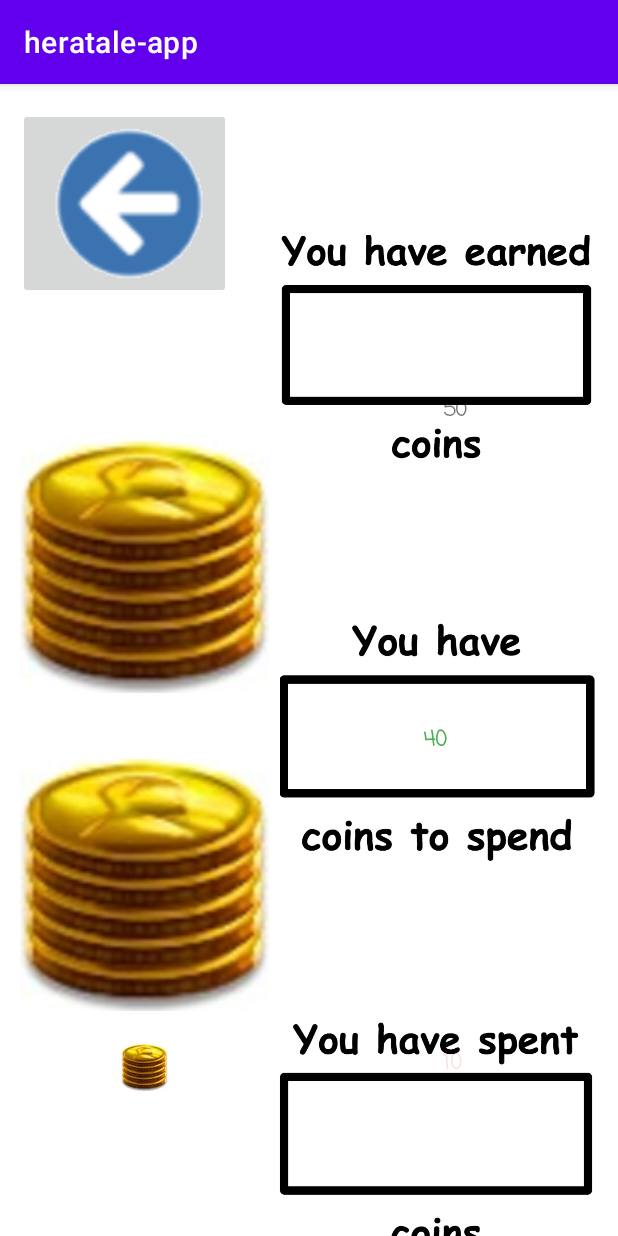
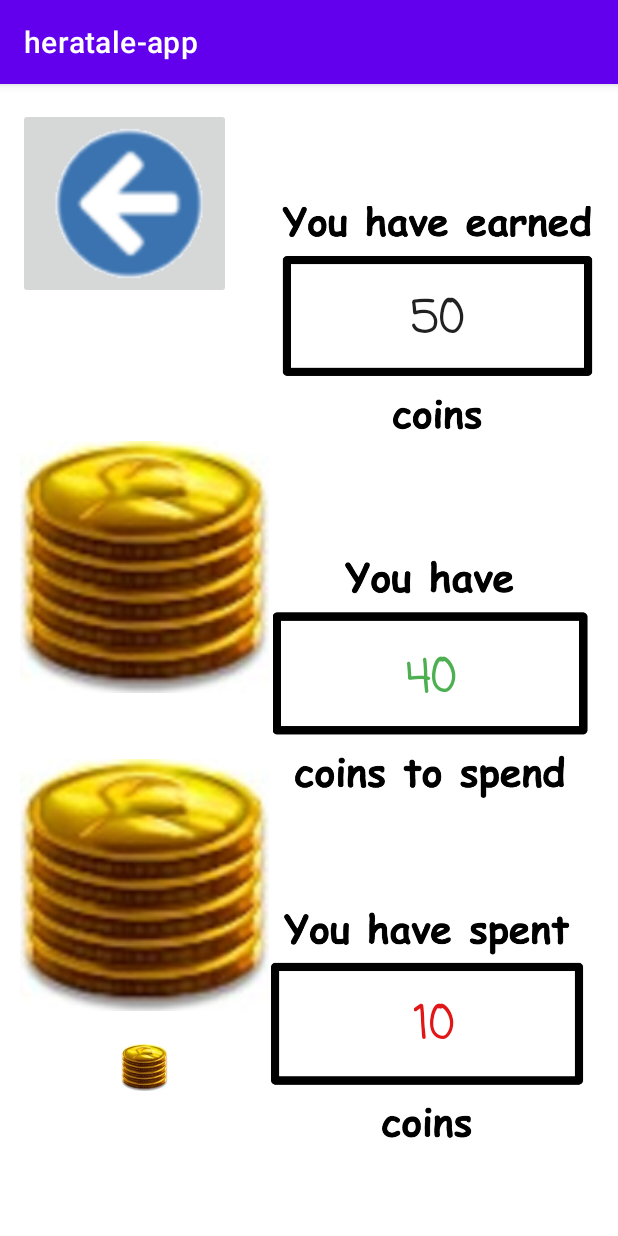
Before and after one commit to Shrenil19/BrainyPhonics, an Android app: the PiggyBank screen opened directly, with no data from a screen before it, on a phone screen of 412 x 824 dp. Run offline under Robolectric (Android 15) with nearby library versions, the phone set to English and light mode, and no system bars.

Commit message:
changing constraints on piggybank screen

```diff
--- a/app/src/main/res/layout/activity_piggy_bank.xml
+++ b/app/src/main/res/layout/activity_piggy_bank.xml
@@ -28,33 +28,30 @@
         android:id="@+id/imageView"
         android:layout_width="210dp"
         android:layout_height="167dp"
-        android:layout_marginBottom="47dp"
+        android:layout_marginBottom="24dp"
         android:layout_marginEnd="27dp"
         android:layout_marginLeft="264dp"
         android:layout_marginRight="27dp"
         android:layout_marginStart="264dp"
-        android:layout_marginTop="194dp"
+        android:layout_marginTop="50dp"
         app:layout_constraintBottom_toTopOf="@+id/imageView12"
         app:layout_constraintEnd_toEndOf="parent"
-        app:layout_constraintHorizontal_bias="0.877"
+        app:layout_constraintHorizontal_bias="0.866"
         app:layout_constraintStart_toStartOf="parent"
         app:layout_constraintTop_toTopOf="parent"
         app:srcCompat="@drawable/piggybank_earned" />
+
 
     <ImageView
         android:id="@+id/imageView12"
         android:layout_width="210dp"
         android:layout_height="167dp"
-        android:layout_marginBottom="59dp"
-        android:layout_marginEnd="27dp"
-        android:layout_marginLeft="264dp"
-        android:layout_marginRight="27dp"
-        android:layout_marginStart="264dp"
-        android:layout_marginTop="47dp"
+        android:layout_marginBottom="24dp"
+        android:layout_marginEnd="20dp"
+        android:layout_marginRight="20dp"
+        android:layout_marginTop="24dp"
         app:layout_constraintBottom_toTopOf="@+id/imageView13"
         app:layout_constraintEnd_toEndOf="parent"
-        app:layout_constraintHorizontal_bias="0.866"
-        app:layout_constraintStart_toStartOf="parent"
         app:layout_constraintTop_toBottomOf="@+id/imageView"
         app:srcCompat="@drawable/piggybank_available" />
 
@@ -62,15 +59,15 @@
         android:id="@+id/imageView13"
         android:layout_width="210dp"
         android:layout_height="167dp"
-        android:layout_marginBottom="84dp"
+        android:layout_marginBottom="32dp"
         android:layout_marginEnd="27dp"
         android:layout_marginLeft="264dp"
         android:layout_marginRight="27dp"
         android:layout_marginStart="264dp"
-        android:layout_marginTop="36dp"
+        android:layout_marginTop="16dp"
         app:layout_constraintBottom_toBottomOf="parent"
         app:layout_constraintEnd_toEndOf="parent"
-        app:layout_constraintHorizontal_bias="0.877"
+        app:layout_constraintHorizontal_bias="0.944"
         app:layout_constraintStart_toStartOf="parent"
         app:layout_constraintTop_toBottomOf="@+id/imageView12"
         app:srcCompat="@drawable/piggybank_spent" />
@@ -81,14 +78,14 @@
         android:layout_height="wrap_content"
         android:fontFamily="casual"
         android:text="TextView"
+        android:textAppearance="@style/TextAppearance.AppCompat.Large"
+        android:textSize="30sp"
         android:textStyle="bold"
         android:typeface="sans"
-        app:layout_constraintBottom_toBottomOf="parent"
-        app:layout_constraintEnd_toEndOf="parent"
-        app:layout_constraintHorizontal_bias="0.746"
-        app:layout_constraintStart_toStartOf="parent"
-        app:layout_constraintTop_toTopOf="parent"
-        app:layout_constraintVertical_bias="0.277" />
+        app:layout_constraintBottom_toBottomOf="@+id/imageView"
+        app:layout_constraintEnd_toEndOf="@+id/imageView"
+        app:layout_constraintStart_toStartOf="@+id/imageView"
+        app:layout_constraintTop_toTopOf="@+id/imageView" />
 
     <TextView
         android:id="@+id/available_coins"
@@ -96,15 +93,15 @@
         android:layout_height="wrap_content"
         android:fontFamily="casual"
         android:text="TextView"
+        android:textAppearance="@style/TextAppearance.AppCompat.Large"
         android:textColor="#4CAF50"
+        android:textSize="30sp"
         android:textStyle="bold"
         android:typeface="sans"
-        app:layout_constraintBottom_toBottomOf="parent"
-        app:layout_constraintEnd_toEndOf="parent"
-        app:layout_constraintHorizontal_bias="0.712"
-        app:layout_constraintStart_toStartOf="parent"
-        app:layout_constraintTop_toTopOf="parent"
-        app:layout_constraintVertical_bias="0.572" />
+        app:layout_constraintBottom_toBottomOf="@+id/imageView12"
+        app:layout_constraintEnd_toEndOf="@+id/imageView12"
+        app:layout_constraintStart_toStartOf="@+id/imageView12"
+        app:layout_constraintTop_toTopOf="@+id/imageView12" />
 
     <TextView
         android:id="@+id/spent_coins"
@@ -112,15 +109,16 @@
         android:layout_height="wrap_content"
         android:fontFamily="casual"
         android:text="TextView"
-        android:textColor="#23DF0B0B"
+        android:textAppearance="@style/TextAppearance.AppCompat.Large"
+        android:textColor="#F2DF0B0B"
+        android:textSize="30sp"
         android:textStyle="bold"
         android:typeface="sans"
-        app:layout_constraintBottom_toBottomOf="parent"
+        app:layout_constraintBottom_toBottomOf="@+id/imageView13"
         app:layout_constraintEnd_toEndOf="@+id/imageView13"
-        app:layout_constraintHorizontal_bias="0.771"
-        app:layout_constraintStart_toStartOf="parent"
-        app:layout_constraintTop_toTopOf="parent"
-        app:layout_constraintVertical_bias="0.861" />
+        app:layout_constraintHorizontal_bias="0.522"
+        app:layout_constraintStart_toStartOf="@+id/imageView13"
+        app:layout_constraintTop_toTopOf="@+id/imageView13" />
 
     <TableLayout
         android:id="@+id/table"
```
